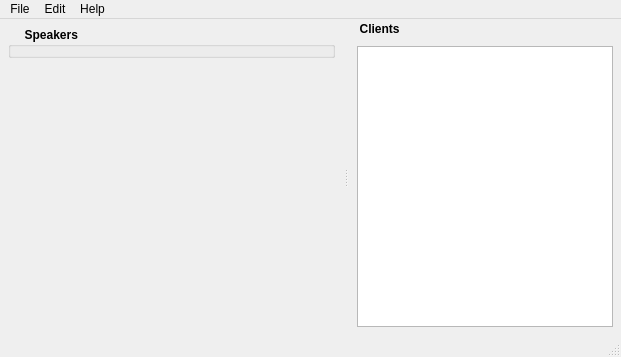
Above: Server/main_window.ui from akru/conference-speaker-server before the change. Below: the same form after it.
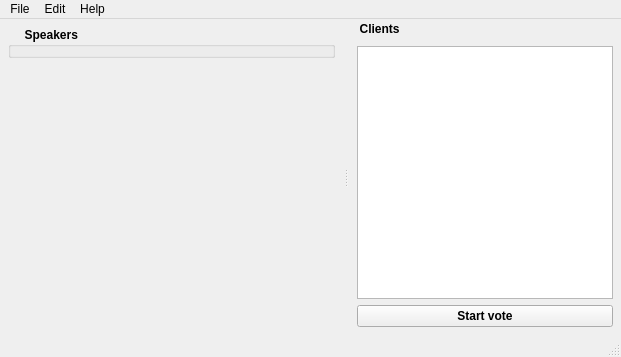
That is the form after the change.

```diff
--- a/Server/main_window.ui
+++ b/Server/main_window.ui
@@ -136,7 +136,7 @@
     <number>2</number>
    </attribute>
    <widget class="QWidget" name="clientWidgetContent">
-    <layout class="QVBoxLayout" name="verticalLayout_2" stretch="0">
+    <layout class="QVBoxLayout" name="verticalLayout_2" stretch="0,0">
      <property name="leftMargin">
       <number>8</number>
      </property>
@@ -173,6 +173,13 @@
        </property>
       </widget>
      </item>
+     <item>
+      <widget class="QPushButton" name="voteButton">
+       <property name="text">
+        <string>Start vote</string>
+       </property>
+      </widget>
+     </item>
     </layout>
    </widget>
   </widget>
```
